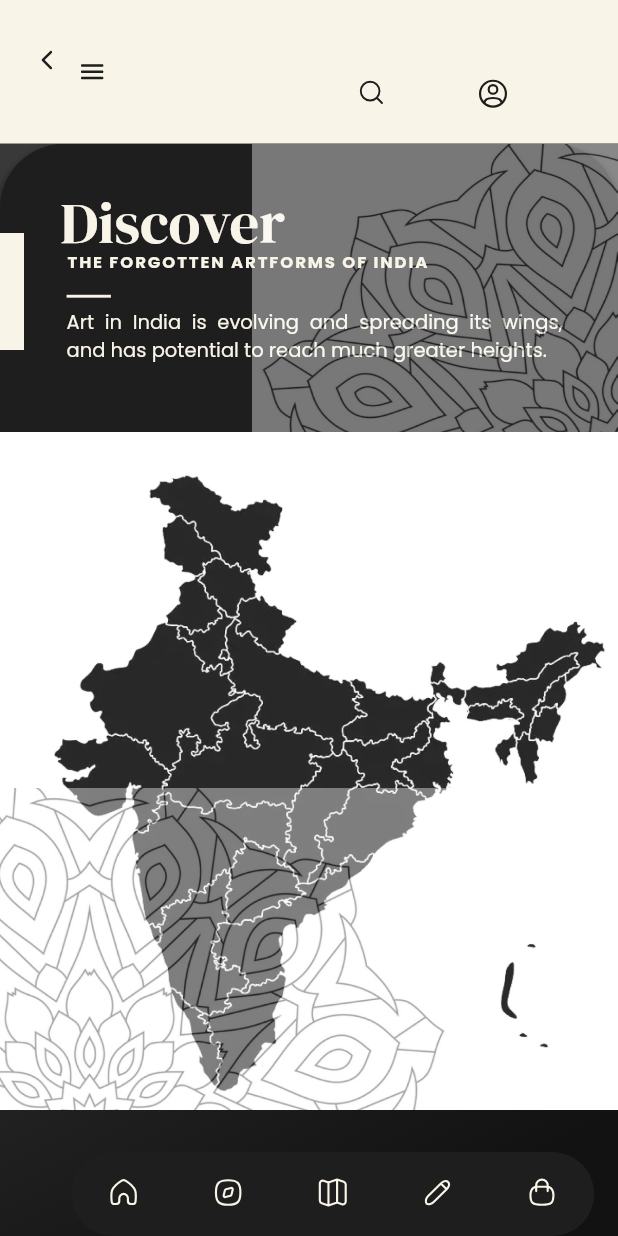
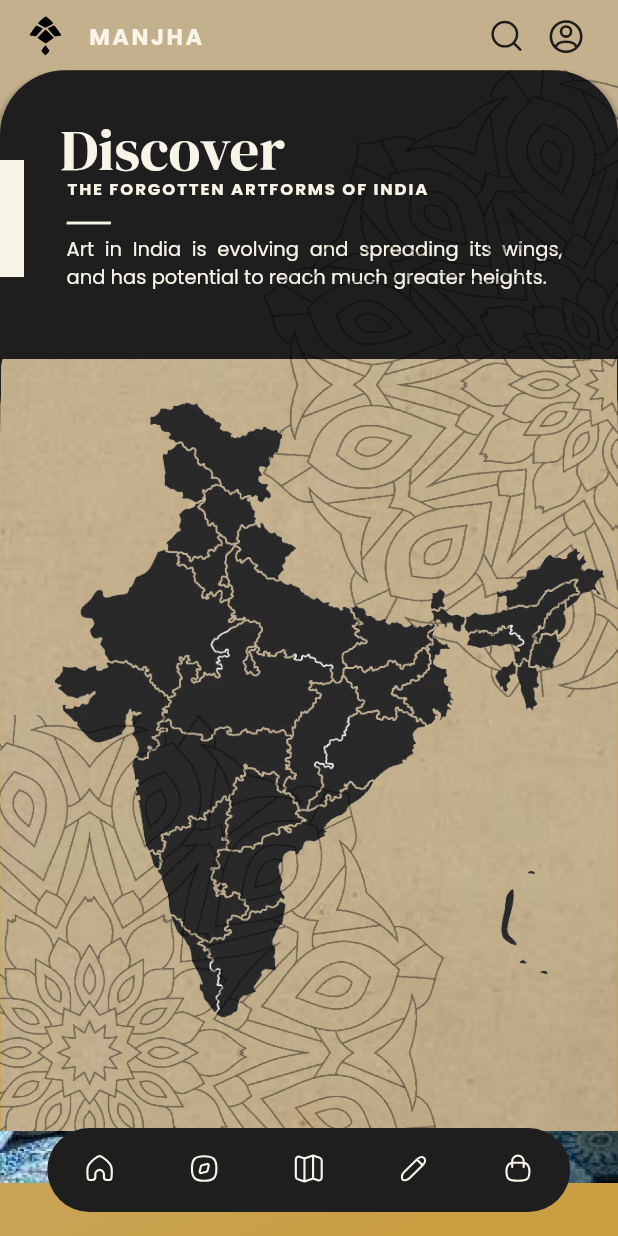
Before and after one commit to swarnimaprasad/manjha, a Flutter app: the FrameEightScreen screen opened by its route, on a phone screen of 412 x 824 dp. Run offline on Flutter 3.47's test engine with Material 2 defaults, Android fonts, the phone set to English and light mode, and no system bars; our stand-ins replace cached_network_image, connectivity_plus, flutter_svg, flutter_svg_provider, get, outline_gradient_button and 1 more; missing offline and left inert: flutter_login_facebook; accounts and stored records are empty.

Commit message:
Fixed Discover Screen

```diff
--- a/lib/core/utils/image_constant.dart
+++ b/lib/core/utils/image_constant.dart
@@ -182,6 +182,8 @@ class ImageConstant {
 
   static String imgCloseLime50 = 'assets/images/img_close_lime_50.svg';
 
+  static String imgManjha = 'assets/images/img_close_black_50.svg';
+
   static String imgGroup1105 = 'assets/images/img_group1105.svg';
 
   static String imgOnboardingtwo = 'assets/images/img_onboardingtwo.png';
--- a/lib/presentation/frame_eight_screen/frame_eight_screen.dart
+++ b/lib/presentation/frame_eight_screen/frame_eight_screen.dart
@@ -14,45 +14,45 @@ class FrameEightScreen extends GetWidget<FrameEightController> {
             extendBody: true,
             extendBodyBehindAppBar: true,
             appBar: CustomAppBar(
-                height: getVerticalSize(98),
-                leadingWidth: 43,
+                height: getVerticalSize(50),
+                leadingWidth: 44,
                 leading: AppbarImage(
-                    height: getSize(17),
-                    width: getSize(17),
-                    svgPath: ImageConstant.imgArrowleftGray90001,
-                    margin: getMargin(left: 26, top: 32, bottom: 48),
+                    height: getSize(40),
+                    width: getSize(40),
+                    svgPath: ImageConstant.imgManjha,
+                    margin: getMargin(left: 14),
                     onTap: onTapArrowleft11),
-                title: AppbarImage(
-                    height: getSize(21),
-                    width: getSize(21),
-                    svgPath: ImageConstant.imgMenuGray900,
-                    margin: getMargin(left: 8)),
-                actions: [
-                  AppbarImage(
-                      height: getSize(21),
-                      width: getSize(21),
+                title:
+                  Text("   "+"lbl_manjha".tr,
+                  overflow:TextOverflow.ellipsis,
+                  textAlign: TextAlign.left,
+                  style: AppStyle.txtPoppinsBold16.copyWith(
+                  letterSpacing:
+                    getHorizontalSize(1.6))),
+                actions:[  AppbarImage(
+                      height: getSize(27),
+                      width: getSize(27),
                       svgPath: ImageConstant.imgSearchGray9000121x21,
                       margin:
-                          getMargin(left: 24, top: 31, right: 44, bottom: 2)),
+                          getMargin(left: 135)),
                   AppbarImage(
-                      height: getSize(24),
-                      width: getSize(24),
+                      height: getSize(28),
+                      width: getSize(28),
                       svgPath: ImageConstant.imgSearch24x24,
-                      margin: getMargin(left: 12, top: 30, right: 68),
+                      margin: getMargin(left: 12, right:20),
                       onTap: onTapSearchOne11)
-                ],
-                styleType: Style.bgFillLime50_1),
+            ]),
             body: Container(
                 width: size.width,
                 height: size.height,
-                padding: getPadding(top: 98, bottom: 86),
+                padding: getPadding(top: 48, bottom: 36),
                 decoration: BoxDecoration(
                     gradient: LinearGradient(
                         begin: Alignment(-0.09, -0.25),
                         end: Alignment(1, 0.81),
                         colors: [
-                      ColorConstant.gray800,
-                      ColorConstant.gray90001
+                      Color.fromARGB(255, 196, 176, 141),
+                      Color.fromARGB(255, 202, 159, 66)
                     ])),
                 child: SingleChildScrollView(
                     child: Container(
@@ -190,8 +190,6 @@ class FrameEightScreen extends GetWidget<FrameEightController> {
                                                           top: 10,
                                                           right: 14,
                                                           bottom: 10),
-                                                      decoration: AppDecoration
-                                                          .gradientBlack90066Bluegray10066,
                                                       child: Column(
                                                           mainAxisSize:
                                                               MainAxisSize.min,
@@ -210,7 +208,7 @@ class FrameEightScreen extends GetWidget<FrameEightController> {
                                                                     padding:
                                                                         getPadding(
                                                                             top:
-                                                                                104),
+                                                                                53, left: 225),
                                                                     child: Text(
                                                                         "lbl_madhubani"
                                                                             .tr,
@@ -255,7 +253,7 @@ class FrameEightScreen extends GetWidget<FrameEightController> {
                                         Align(
                                             alignment: Alignment.bottomRight,
                                             child: Padding(
-                                                padding: getPadding(bottom: 19),
+                                                padding: getPadding(bottom: 19,right: 15),
                                                 child: Text(
                                                     "lbl_blue_pottery".tr,
                                                     overflow:
@@ -265,24 +263,24 @@ class FrameEightScreen extends GetWidget<FrameEightController> {
                                                         .txtDMSerifDisplayItalic26Lime50)))
                                       ])))
                         ])))),
-            bottomNavigationBar:
+            floatingActionButton:
                 CustomBottomBar(onChanged: (BottomBarEnum type) {
-              Get.toNamed(getCurrentRoute(type), id: 1);
+              Get.toNamed(getCurrentRoute(type));
             })));
   }
 
   String getCurrentRoute(BottomBarEnum type) {
     switch (type) {
       case BottomBarEnum.Volume:
-        return AppRoutes.cartPage;
+        return AppRoutes.buyerHomeScreen;
       case BottomBarEnum.Clocklime501:
-        return "/";
+        return AppRoutes.frameEightScreen;
       case BottomBarEnum.Map:
-        return "/";
+        return AppRoutes.eventsScreen;
       case BottomBarEnum.Checkmarklime50:
-        return "/";
+        return AppRoutes.designStudioScreen;
       case BottomBarEnum.Baglime50:
-        return "/";
+        return AppRoutes.cartContainerScreen;
       default:
         return "/";
     }
```
Also changed, not shown: lib/presentation/buyer_home_screen/buyer_home_screen.dart (+78 -72 lines), assets/images/img_close_black_50.png (added), assets/images/img_close_black_50.svg (added), assets/images/img_image88_480x390.png, assets/images/img_image89.png, assets/images/img_image90_428x231.png, 1 other file.
